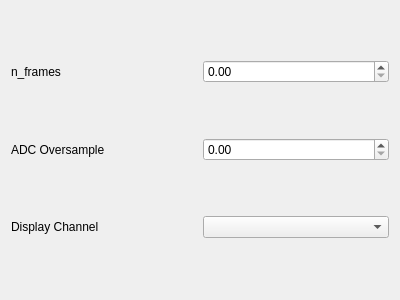
Qt form sync_raster_details.ui (ScopeFoundry/HW_sync_raster_daq) before a commit.
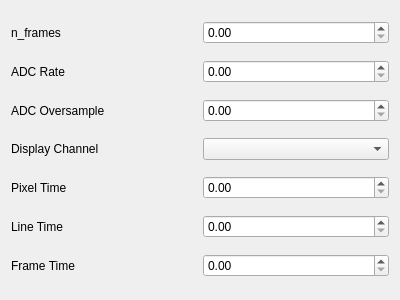
The same form after that commit.

Commit message: sync_raster_daq: compute time correctly, add user input for adc_rate

```diff
--- a/sync_raster_details.ui
+++ b/sync_raster_details.ui
@@ -14,27 +14,24 @@
    <string>Form</string>
   </property>
   <layout class="QGridLayout" name="gridLayout">
-   <item row="0" column="1">
-    <widget class="QDoubleSpinBox" name="n_frames_doubleSpinBox"/>
+   <item row="1" column="0">
+    <widget class="QLabel" name="label_4">
+     <property name="text">
+      <string>ADC Rate</string>
+     </property>
+    </widget>
    </item>
-   <item row="2" column="0">
+   <item row="1" column="1">
+    <widget class="QDoubleSpinBox" name="adc_rate_doubleSpinBox"/>
+   </item>
+   <item row="3" column="0">
     <widget class="QLabel" name="label_3">
      <property name="text">
       <string>Display Channel</string>
      </property>
     </widget>
    </item>
-   <item row="0" column="0">
-    <widget class="QLabel" name="label">
-     <property name="text">
-      <string>n_frames</string>
-     </property>
-    </widget>
-   </item>
-   <item row="1" column="1">
-    <widget class="QDoubleSpinBox" name="adc_oversample_doubleSpinBox"/>
-   </item>
-   <item row="1" column="0">
+   <item row="2" column="0">
     <widget class="QLabel" name="label_2">
      <property name="text">
       <string>ADC Oversample</string>
@@ -42,8 +39,51 @@
     </widget>
    </item>
    <item row="2" column="1">
+    <widget class="QDoubleSpinBox" name="adc_oversample_doubleSpinBox"/>
+   </item>
+   <item row="0" column="1">
+    <widget class="QDoubleSpinBox" name="n_frames_doubleSpinBox"/>
+   </item>
+   <item row="0" column="0">
+    <widget class="QLabel" name="label">
+     <property name="text">
+      <string>n_frames</string>
+     </property>
+    </widget>
+   </item>
+   <item row="3" column="1">
     <widget class="QComboBox" name="display_chan_comboBox"/>
    </item>
+   <item row="4" column="1">
+    <widget class="QDoubleSpinBox" name="pixel_time_doubleSpinBox"/>
+   </item>
+   <item row="5" column="1">
+    <widget class="QDoubleSpinBox" name="line_time_doubleSpinBox"/>
+   </item>
+   <item row="6" column="1">
+    <widget class="QDoubleSpinBox" name="frame_time_doubleSpinBox"/>
+   </item>
+   <item row="4" column="0">
+    <widget class="QLabel" name="label_5">
+     <property name="text">
+      <string>Pixel Time</string>
+     </property>
+    </widget>
+   </item>
+   <item row="5" column="0">
+    <widget class="QLabel" name="label_6">
+     <property name="text">
+      <string>Line Time</string>
+     </property>
+    </widget>
+   </item>
+   <item row="6" column="0">
+    <widget class="QLabel" name="label_7">
+     <property name="text">
+      <string>Frame Time</string>
+     </property>
+    </widget>
+   </item>
   </layout>
  </widget>
  <resources/>
```
The commit also changes 1 other file.
